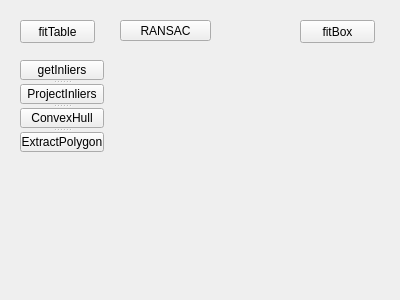
Qt form components/objectDetectionTester/src/guiDlg.ui (robocomp/perception) before a commit.
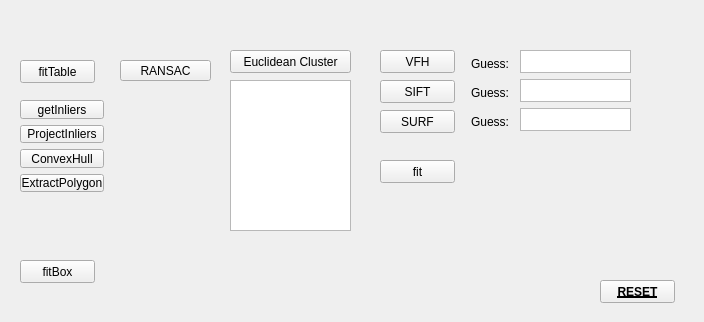
The same form after that commit.

Commit message: euclidean cluster properly working

Diff of the .ui file:
```diff
--- a/components/objectDetectionTester/src/guiDlg.ui
+++ b/components/objectDetectionTester/src/guiDlg.ui
@@ -6,8 +6,8 @@
    <rect>
     <x>0</x>
     <y>0</y>
-    <width>400</width>
-    <height>300</height>
+    <width>704</width>
+    <height>322</height>
    </rect>
   </property>
   <property name="windowTitle">
@@ -17,7 +17,7 @@
    <property name="geometry">
     <rect>
      <x>20</x>
-     <y>20</y>
+     <y>60</y>
      <width>75</width>
      <height>23</height>
     </rect>
@@ -29,8 +29,8 @@
   <widget class="QPushButton" name="fit_box_button">
    <property name="geometry">
     <rect>
-     <x>300</x>
-     <y>20</y>
+     <x>20</x>
+     <y>260</y>
      <width>75</width>
      <height>23</height>
     </rect>
@@ -43,7 +43,7 @@
    <property name="geometry">
     <rect>
      <x>20</x>
-     <y>60</y>
+     <y>100</y>
      <width>84</width>
      <height>92</height>
     </rect>
@@ -51,32 +51,44 @@
    <property name="orientation">
     <enum>Qt::Vertical</enum>
    </property>
-   <widget class="QPushButton" name="get_inliers_button">
-    <property name="text">
-     <string>getInliers</string>
-    </property>
-   </widget>
-   <widget class="QPushButton" name="project_inliers_button">
-    <property name="text">
-     <string>ProjectInliers</string>
-    </property>
-   </widget>
-   <widget class="QPushButton" name="convex_hull_button">
-    <property name="text">
-     <string>ConvexHull</string>
-    </property>
-   </widget>
-   <widget class="QPushButton" name="extract_polygon_button">
-    <property name="text">
-     <string>ExtractPolygon</string>
-    </property>
+   <widget class="QWidget" name="">
+    <layout class="QVBoxLayout" name="verticalLayout_3">
+     <item>
+      <widget class="QPushButton" name="get_inliers_button">
+       <property name="text">
+        <string>getInliers</string>
+       </property>
+      </widget>
+     </item>
+     <item>
+      <widget class="QPushButton" name="project_inliers_button">
+       <property name="text">
+        <string>ProjectInliers</string>
+       </property>
+      </widget>
+     </item>
+     <item>
+      <widget class="QPushButton" name="convex_hull_button">
+       <property name="text">
+        <string>ConvexHull</string>
+       </property>
+      </widget>
+     </item>
+     <item>
+      <widget class="QPushButton" name="extract_polygon_button">
+       <property name="text">
+        <string>ExtractPolygon</string>
+       </property>
+      </widget>
+     </item>
+    </layout>
    </widget>
   </widget>
   <widget class="QPushButton" name="ransac_button">
    <property name="geometry">
     <rect>
      <x>120</x>
-     <y>20</y>
+     <y>60</y>
      <width>91</width>
      <height>21</height>
     </rect>
@@ -85,6 +97,155 @@
     <string>RANSAC</string>
    </property>
   </widget>
+  <widget class="QPushButton" name="ec_button">
+   <property name="geometry">
+    <rect>
+     <x>230</x>
+     <y>50</y>
+     <width>121</width>
+     <height>23</height>
+    </rect>
+   </property>
+   <property name="text">
+    <string>Euclidean Cluster</string>
+   </property>
+  </widget>
+  <widget class="QListWidget" name="list_clouds">
+   <property name="geometry">
+    <rect>
+     <x>230</x>
+     <y>80</y>
+     <width>121</width>
+     <height>151</height>
+    </rect>
+   </property>
+  </widget>
+  <widget class="QPushButton" name="pushButton">
+   <property name="geometry">
+    <rect>
+     <x>380</x>
+     <y>50</y>
+     <width>75</width>
+     <height>23</height>
+    </rect>
+   </property>
+   <property name="text">
+    <string>VFH</string>
+   </property>
+  </widget>
+  <widget class="QPushButton" name="pushButton_2">
+   <property name="geometry">
+    <rect>
+     <x>380</x>
+     <y>80</y>
+     <width>75</width>
+     <height>23</height>
+    </rect>
+   </property>
+   <property name="text">
+    <string>SIFT</string>
+   </property>
+  </widget>
+  <widget class="QPushButton" name="pushButton_3">
+   <property name="geometry">
+    <rect>
+     <x>380</x>
+     <y>110</y>
+     <width>75</width>
+     <height>23</height>
+    </rect>
+   </property>
+   <property name="text">
+    <string>SURF</string>
+   </property>
+  </widget>
+  <widget class="QPushButton" name="pushButton_4">
+   <property name="geometry">
+    <rect>
+     <x>380</x>
+     <y>160</y>
+     <width>75</width>
+     <height>23</height>
+    </rect>
+   </property>
+   <property name="text">
+    <string>fit</string>
+   </property>
+  </widget>
+  <widget class="QPushButton" name="reset_button">
+   <property name="geometry">
+    <rect>
+     <x>600</x>
+     <y>280</y>
+     <width>75</width>
+     <height>23</height>
+    </rect>
+   </property>
+   <property name="font">
+    <font>
+     <weight>75</weight>
+     <bold>true</bold>
+     <underline>true</underline>
+    </font>
+   </property>
+   <property name="text">
+    <string>RESET</string>
+   </property>
+  </widget>
+  <widget class="QWidget" name="">
+   <property name="geometry">
+    <rect>
+     <x>471</x>
+     <y>52</y>
+     <width>43</width>
+     <height>81</height>
+    </rect>
+   </property>
+   <layout class="QVBoxLayout" name="verticalLayout">
+    <item>
+     <widget class="QLabel" name="label">
+      <property name="text">
+       <string>Guess:</string>
+      </property>
+     </widget>
+    </item>
+    <item>
+     <widget class="QLabel" name="label_2">
+      <property name="text">
+       <string>Guess:</string>
+      </property>
+     </widget>
+    </item>
+    <item>
+     <widget class="QLabel" name="label_3">
+      <property name="text">
+       <string>Guess:</string>
+      </property>
+     </widget>
+    </item>
+   </layout>
+  </widget>
+  <widget class="QWidget" name="">
+   <property name="geometry">
+    <rect>
+     <x>520</x>
+     <y>50</y>
+     <width>111</width>
+     <height>81</height>
+    </rect>
+   </property>
+   <layout class="QVBoxLayout" name="verticalLayout_2">
+    <item>
+     <widget class="QListView" name="listView"/>
+    </item>
+    <item>
+     <widget class="QListView" name="listView_2"/>
+    </item>
+    <item>
+     <widget class="QListView" name="listView_3"/>
+    </item>
+   </layout>
+  </widget>
  </widget>
  <resources/>
  <connections/>
```
The commit also changes 8 other files.
